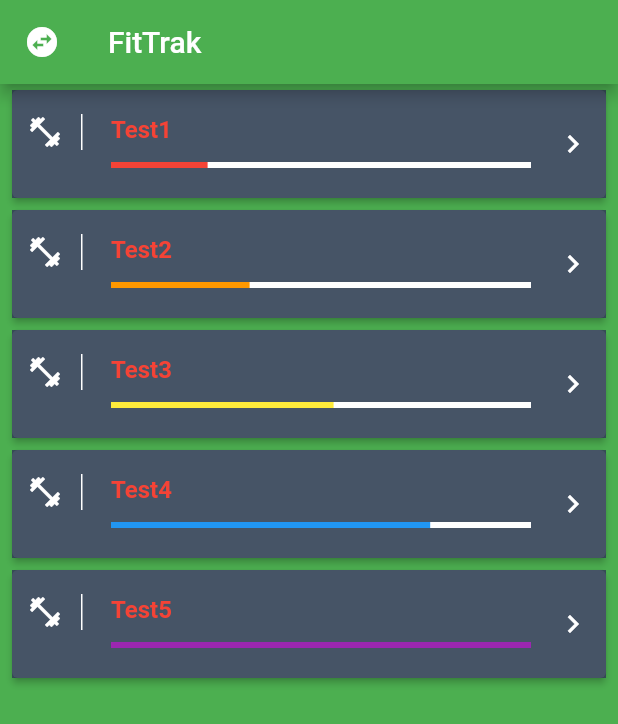
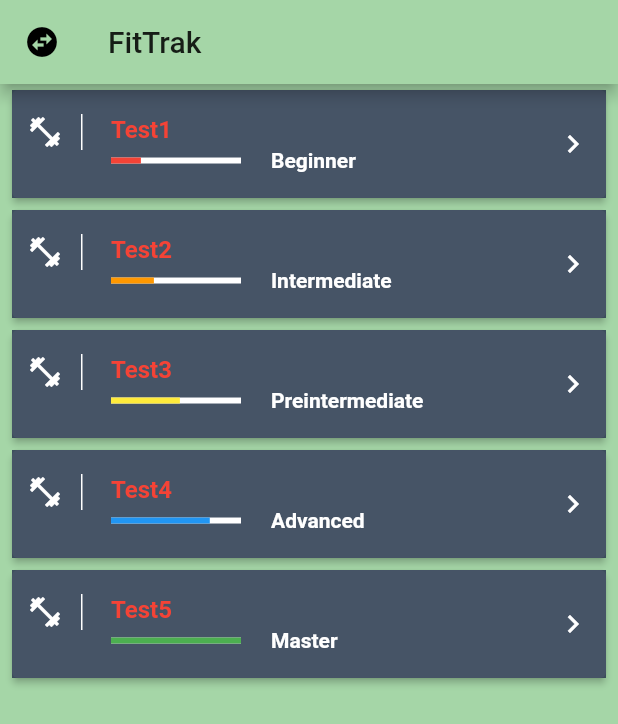
Before and after one commit to Anna-Myzukina/fitnes, a Flutter app: the screen it shows after launch, on a phone screen of 412 x 824 dp. Shown: the top 724 px of the screen. Run offline on Flutter 3.47's test engine with Material 2 defaults, Android fonts, the phone set to English and light mode, and no system bars.

Commit message:
Change background color

```diff
--- a/lib/main.dart
+++ b/lib/main.dart
@@ -11,7 +11,7 @@ class MyApp extends StatelessWidget {
     return MaterialApp(
       title: 'Fitnes tracker',
       theme: ThemeData(
-        primaryColor: Colors.green,
+        primaryColor: Colors.green[200],
         // textTheme: TextTheme(title: TextStyle(color: Colors.white))
       ),
       home: HomePage(),
@@ -127,7 +127,7 @@ Widget subtitle(BuildContext context, Workout workout) {
       indicatorLevel = 0.76;
       break;
     case 'Master':
-      color = Colors.purple;
+      color = Colors.green;
       indicatorLevel = 1;
       break;
   }
@@ -141,8 +141,18 @@ Widget subtitle(BuildContext context, Workout workout) {
            value: indicatorLevel,
            valueColor: AlwaysStoppedAnimation(color),
          )
+         ),
+      SizedBox(width: 20),
+      Expanded(
+        flex: 2,
+        child: Text(
+          workout.level,
+          style: TextStyle(
+                color: Colors.white,
+                fontWeight: FontWeight.bold),
 
-         )
+         ),
+        ),
       ],
   );
 }
```
